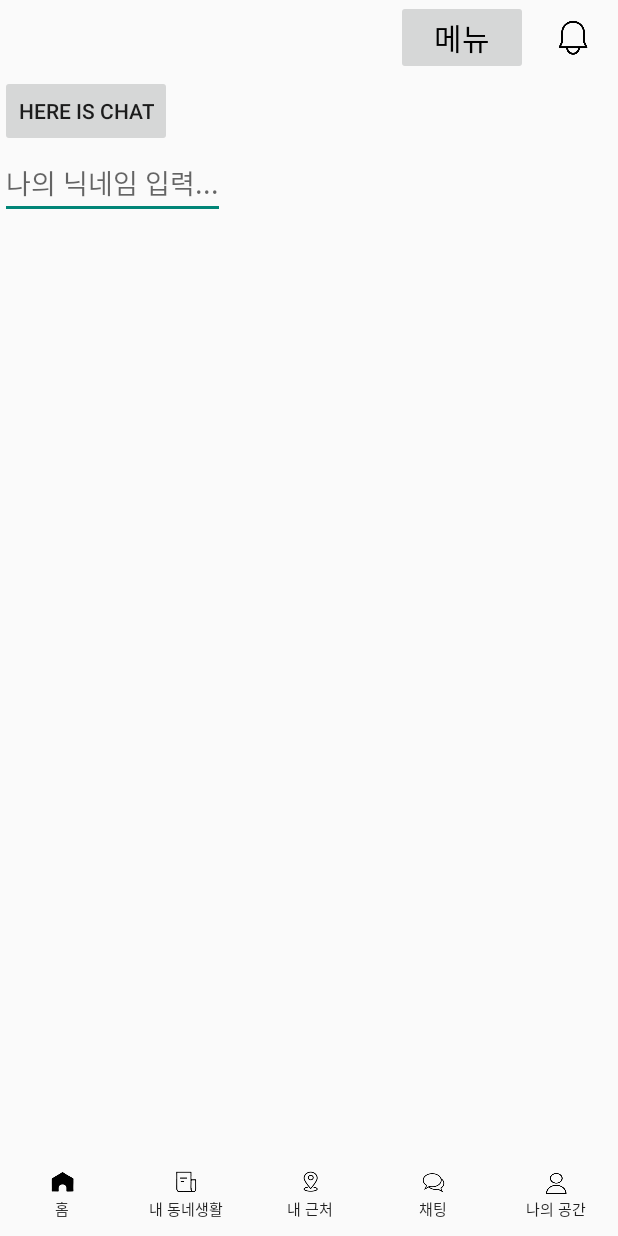
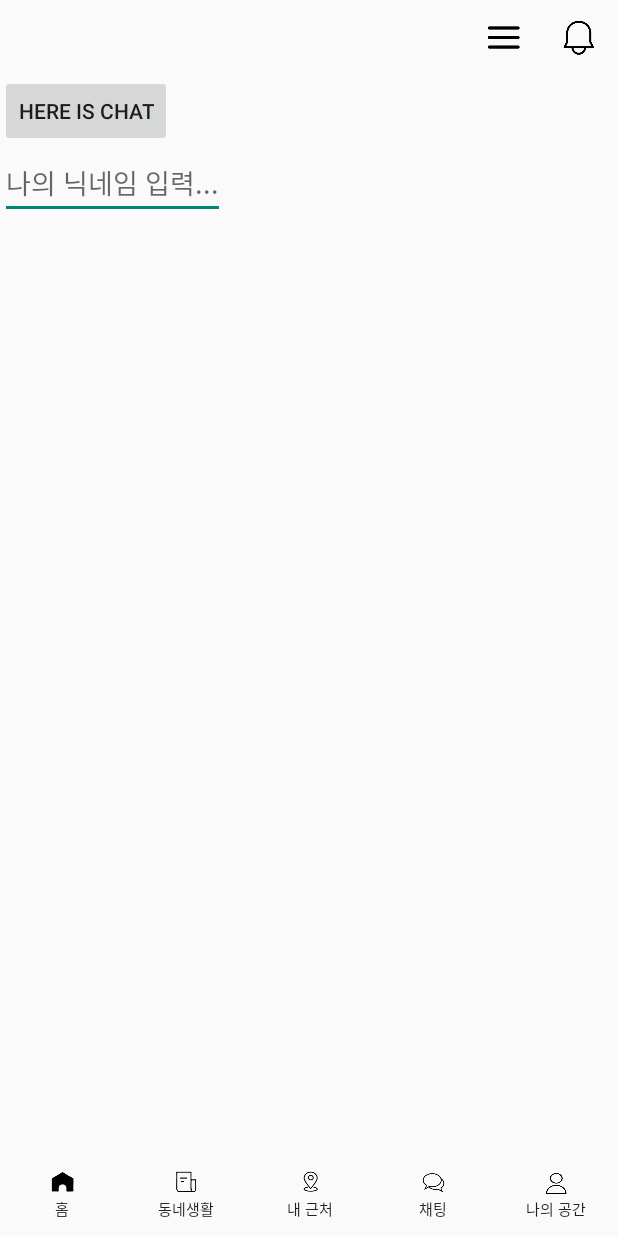
Before and after one commit to ine9141/CarrotMarket_CloneCoding, an Android app: the chat screen opened directly, with no data from a screen before it, on a phone screen of 412 x 824 dp. Run offline under Robolectric (Android 15) with nearby library versions, the phone set to English and light mode, and no system bars.

Commit message:
상단 아이콘 설정

```diff
--- a/app/src/main/java/com/example/myapplication/MainActivity.java
+++ b/app/src/main/java/com/example/myapplication/MainActivity.java
@@ -21,7 +21,7 @@ public class MainActivity extends AppCompatActivity {
         ActionBar actionBar = getSupportActionBar();
         actionBar.hide();
 
-        Intent intent = new Intent(getApplicationContext(),sign_in.class); //default : login.class
+        Intent intent = new Intent(getApplicationContext(),home.class); //default : login.class
         startActivity(intent);
 
     }
--- a/app/src/main/res/layout/chat.xml
+++ b/app/src/main/res/layout/chat.xml
@@ -17,26 +17,23 @@
         <LinearLayout
             android:layout_width="wrap_content"
             android:layout_height="wrap_content"
+            android:paddingRight="1dp"
             android:layout_alignParentRight="true">
 
             <Button
                 android:id="@+id/menu"
-                android:layout_width="wrap_content"
-                android:layout_height="wrap_content"
-                android:text="메뉴"
-                android:layout_gravity="right"
-                android:gravity="center"
-                android:textColor="@color/black"
-                android:textSize="20sp" />
-            <Button
-                android:id="@+id/notice"
-                android:layout_width="60dp"
+                android:layout_width="50dp"
                 android:layout_height="50dp"
                 android:layout_gravity="right"
                 android:gravity="center"
-                android:textColor="@color/black"
+                android:background="@drawable/menu"/>
+            <Button
+                android:id="@+id/notice"
+                android:layout_width="50dp"
+                android:layout_height="50dp"
+                android:layout_gravity="right"
+                android:gravity="center"
                 android:background="@drawable/notice"/>
-
         </LinearLayout>
 
     </RelativeLayout>
@@ -91,7 +88,7 @@
             android:layout_weight="1"
             android:background="@drawable/life"
             android:paddingTop="28dp"
-            android:text="내 동네생활"
+            android:text="동네생활"
             android:textSize="10dp"/>
 
         <Button
```
Also changed, not shown: app/src/main/res/layout/around.xml (+17 -21 lines), app/src/main/res/layout/home.xml (+17 -22 lines), app/src/main/res/layout/life.xml (+18 -23 lines), app/src/main/res/drawable-v24/notice.png (deleted), app/src/main/res/drawable/menu.png (added), app/src/main/res/drawable/notice.png (added), app/src/main/res/drawable/search.png (added).
